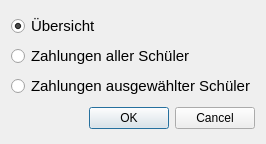
First picture: the form in export.ui, repository Snickers03/KlassenkassenManager, before the edit.
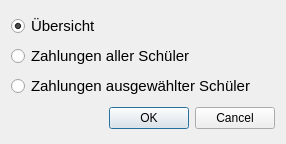
Second picture: the form after the edit.

The edit to the form file:
```diff
--- a/export.ui
+++ b/export.ui
@@ -6,7 +6,7 @@
    <rect>
     <x>0</x>
     <y>0</y>
-    <width>258</width>
+    <width>286</width>
     <height>144</height>
    </rect>
   </property>
```
